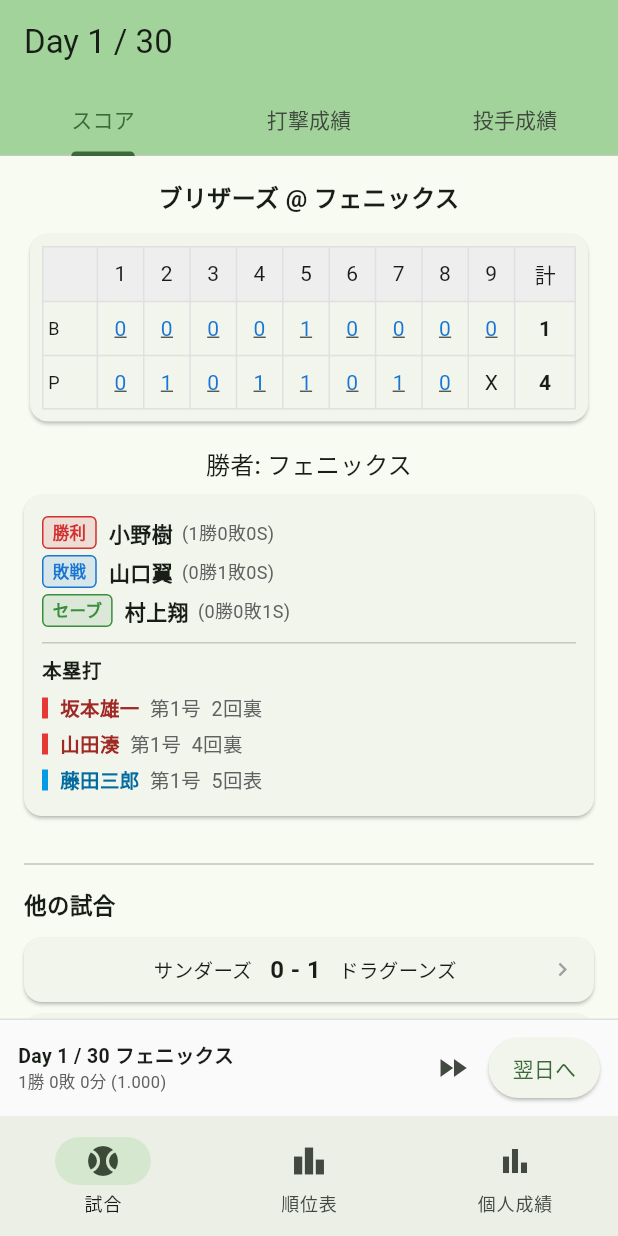
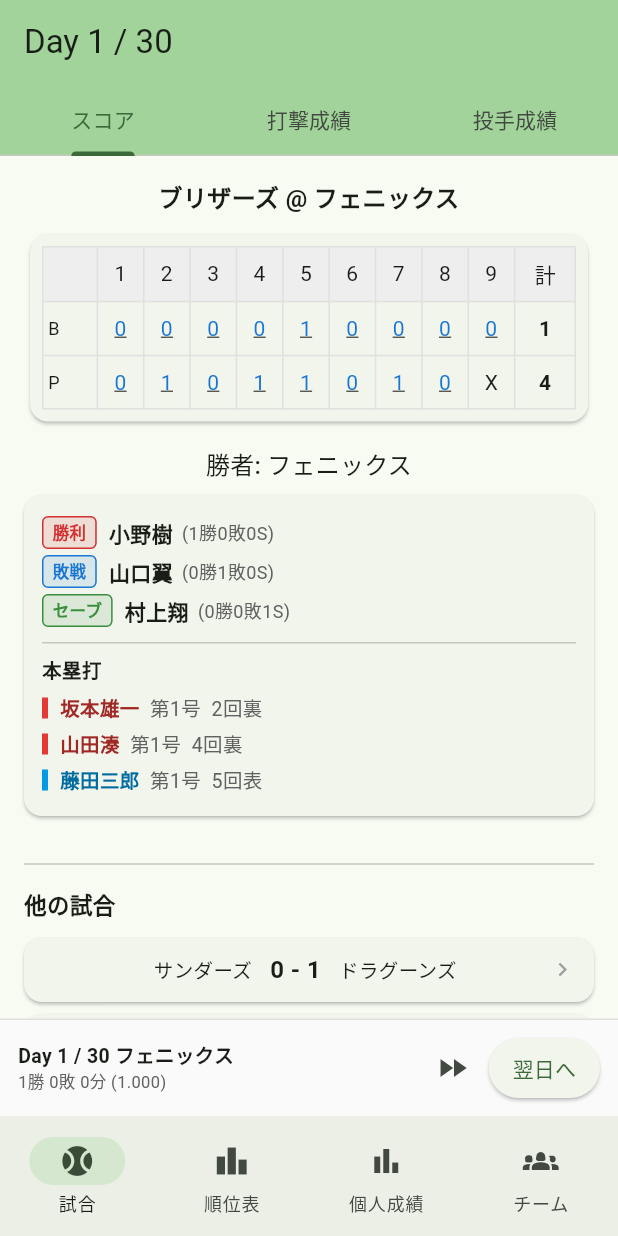
Before and after one commit to shi-takahashi/idle_baseball, a Flutter app: the screen it shows after launch, after a tap on "シーズン開始", on a phone screen of 412 x 824 dp. Run offline on Flutter 3.47's test engine with Material 3 defaults, Android fonts, the phone set to English and light mode, and no system bars.

Commit message:
チーム成績

```diff
--- a/lib/screens/main_season_screen.dart
+++ b/lib/screens/main_season_screen.dart
@@ -5,6 +5,7 @@ import 'daily_screen.dart';
 import 'individual_stats_screen.dart';
 import 'season_listenable.dart';
 import 'standings_screen.dart';
+import 'team_list_screen.dart';
 
 /// シーズン中の主画面
 ///
@@ -30,6 +31,7 @@ class _MainSeasonScreenState extends State<MainSeasonScreen> {
   /// - タブ切替時に既存ルートを保持
   /// - WillPopScope などで個別に pop も可能
   final List<GlobalKey<NavigatorState>> _navigatorKeys = [
+    GlobalKey<NavigatorState>(),
     GlobalKey<NavigatorState>(),
     GlobalKey<NavigatorState>(),
     GlobalKey<NavigatorState>(),
@@ -123,6 +125,13 @@ class _MainSeasonScreenState extends State<MainSeasonScreen> {
                 listenable: _listenable,
               ),
             ),
+            _buildTabNavigator(
+              3,
+              TeamListScreen(
+                controller: widget.controller,
+                listenable: _listenable,
+              ),
+            ),
           ],
         ),
         bottomNavigationBar: Column(
@@ -149,6 +158,10 @@ class _MainSeasonScreenState extends State<MainSeasonScreen> {
                 NavigationDestination(
                   icon: Icon(Icons.bar_chart),
                   label: '個人成績',
+                ),
+                NavigationDestination(
+                  icon: Icon(Icons.groups_2),
+                  label: 'チーム',
                 ),
               ],
             ),
--- /dev/null
+++ b/lib/screens/team_list_screen.dart
@@ -0,0 +1,198 @@
+import 'package:flutter/material.dart';
+
+import '../engine/engine.dart';
+import 'team_stats_screen.dart';
+
+/// チーム一覧画面（下部ナビ「チーム」タブのルート）
+///
+/// 6チームをカード形式で並べ、各カードに「打撃成績」「投手成績」などの
+/// リンクを並べる。打撃成績／投手成績のリンクをタップすると、
+/// 該当チームの [TeamStatsScreen] にタブ位置を指定して push する。
+///
+/// 「日程・結果」「対戦成績」「選手一覧」「契約更改」は将来の拡張用に
+/// 表示だけしておき、現状は無効リンクとして薄くグレーアウトしている。
+class TeamListScreen extends StatelessWidget {
+  final SeasonController controller;
+  final Listenable listenable;
+
+  const TeamListScreen({
+    super.key,
+    required this.controller,
+    required this.listenable,
+  });
+
+  @override
+  Widget build(BuildContext context) {
+    return ListenableBuilder(
+      listenable: listenable,
+      builder: (context, _) {
+        return Scaffold(
+          appBar: AppBar(
+            title: const Text('チーム'),
+            backgroundColor: Theme.of(context).colorScheme.inversePrimary,
+            automaticallyImplyLeading: false,
+          ),
+          body: ListView.builder(
+            padding: const EdgeInsets.all(8),
+            itemCount: controller.teams.length,
+            itemBuilder: (context, i) =>
+                _TeamCard(
+              team: controller.teams[i],
+              isMyTeam: controller.teams[i].id == controller.myTeamId,
+              onTapBatting: () =>
+                  _openStats(context, controller.teams[i], 0),
+              onTapPitching: () =>
+                  _openStats(context, controller.teams[i], 1),
+            ),
+          ),
+        );
+      },
+    );
+  }
+
+  void _openStats(BuildContext context, Team team, int initialTabIndex) {
+    Navigator.of(context).push(
+      MaterialPageRoute(
+        builder: (_) => TeamStatsScreen(
+          controller: controller,
+          listenable: listenable,
+          team: team,
+          initialTabIndex: initialTabIndex,
+        ),
+      ),
+    );
+  }
+}
+
+class _TeamCard extends StatelessWidget {
+  final Team team;
+  final bool isMyTeam;
+  final VoidCallback onTapBatting;
+  final VoidCallback onTapPitching;
+
+  const _TeamCard({
+    required this.team,
+    required this.isMyTeam,
+    required this.onTapBatting,
+    required this.onTapPitching,
+  });
+
+  @override
+  Widget build(BuildContext context) {
+    final primary = Color(team.primaryColorValue);
+    final bannerBg = Color.lerp(Colors.white, primary, 0.18)!;
+    final accentText = Color.lerp(Colors.black, primary, 0.7)!;
+
+    return Card(
+      margin: const EdgeInsets.symmetric(vertical: 4),
+      child: Column(
+        crossAxisAlignment: CrossAxisAlignment.stretch,
+        children: [
+          // チーム名ヘッダー
+          Container(
+            padding:
+                const EdgeInsets.symmetric(horizontal: 12, vertical: 10),
+            decoration: BoxDecoration(
+              color: bannerBg,
+              border: Border(left: BorderSide(color: primary, width: 4)),
+            ),
+            child: Row(
+              children: [
+                Expanded(
+                  child: Text(
+                    team.name,
+                    style: TextStyle(
+                      fontSize: 16,
+                      fontWeight: FontWeight.bold,
+                      color: accentText,
+                    ),
+                  ),
+                ),
+                if (isMyTeam)
+                  Container(
+                    padding: const EdgeInsets.symmetric(
+                        horizontal: 8, vertical: 2),
+                    decoration: BoxDecoration(
+                      color: primary,
+                      borderRadius: BorderRadius.circular(10),
+                    ),
+                    child: const Text(
+                      '自チーム',
+                      style: TextStyle(
+                        fontSize: 11,
+                        color: Colors.white,
+                        fontWeight: FontWeight.bold,
+                      ),
+                    ),
+                  ),
+              ],
+            ),
+          ),
+          // リンクの 2 列 × 3 行グリッド
+          Padding(
+            padding: const EdgeInsets.symmetric(
+                horizontal: 12, vertical: 10),
+            child: Column(
+              children: [
+                Row(
+                  children: [
+                    const Expanded(child: _LinkText('日程・結果', null)),
+                    const Expanded(child: _LinkText('対戦成績', null)),
+                  ],
+                ),
+                const SizedBox(height: 6),
+                Row(
+                  children: [
+                    const Expanded(child: _LinkText('選手一覧', null)),
+                    Expanded(
+                      child: _LinkText('投手成績', onTapPitching),
+                    ),
+                  ],
+                ),
+                const SizedBox(height: 6),
+                Row(
+                  children: [
+                    Expanded(
+                      child: _LinkText('打撃成績', onTapBatting),
+                    ),
+                    const Expanded(child: _LinkText('契約更改', null)),
+                  ],
+                ),
+              ],
+            ),
+          ),
+        ],
+      ),
+    );
+  }
+}
+
+/// テキストリンク。`onTap == null` のときは無効リンクとしてグレー表示。
+class _LinkText extends StatelessWidget {
+  final String label;
+  final VoidCallback? onTap;
+
+  const _LinkText(this.label, this.onTap);
+
+  @override
+  Widget build(BuildContext context) {
+    final enabled = onTap != null;
+    final color = enabled
+        ? Theme.of(context).colorScheme.primary
+        : Colors.grey.shade400;
+    return InkWell(
+      onTap: onTap,
+      child: Padding(
+        padding: const EdgeInsets.symmetric(vertical: 8, horizontal: 4),
+        child: Text(
+          label,
+          style: TextStyle(
+            fontSize: 14,
+            color: color,
+            decoration: enabled ? TextDecoration.underline : null,
+          ),
+        ),
+      ),
+    );
+  }
+}
```
Also changed, not shown: lib/screens/team_stats_screen.dart (added, +343 -0 lines).
